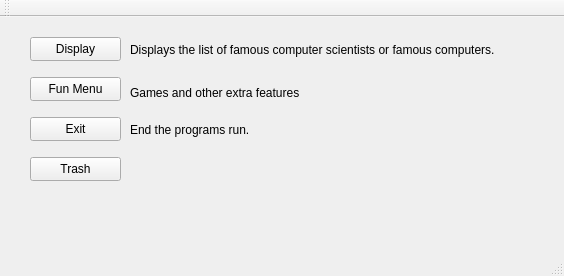
Before: the Qt Designer form Widget/mainwindow.ui in Ladanvini/VLN1-Hopur-5, drawn with Qt 5.
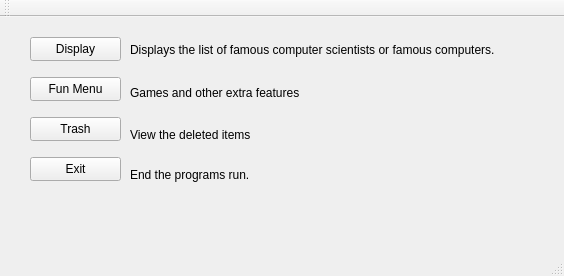
After: the same form once the commit is applied.

Diff of the .ui file:
```diff
--- a/Widget/mainwindow.ui
+++ b/Widget/mainwindow.ui
@@ -44,7 +44,7 @@
     <property name="geometry">
      <rect>
       <x>30</x>
-      <y>100</y>
+      <y>140</y>
       <width>91</width>
       <height>24</height>
      </rect>
@@ -83,7 +83,7 @@
     <property name="geometry">
      <rect>
       <x>130</x>
-      <y>105</y>
+      <y>150</y>
       <width>141</width>
       <height>16</height>
      </rect>
@@ -96,7 +96,7 @@
     <property name="geometry">
      <rect>
       <x>30</x>
-      <y>140</y>
+      <y>100</y>
       <width>91</width>
       <height>24</height>
      </rect>
@@ -105,6 +105,19 @@
      <string>Trash</string>
     </property>
    </widget>
+   <widget class="QLabel" name="l_trash">
+    <property name="geometry">
+     <rect>
+      <x>130</x>
+      <y>110</y>
+      <width>141</width>
+      <height>16</height>
+     </rect>
+    </property>
+    <property name="text">
+     <string>View the deleted items</string>
+    </property>
+   </widget>
   </widget>
   <widget class="QMenuBar" name="menuBar">
    <property name="geometry">
```
